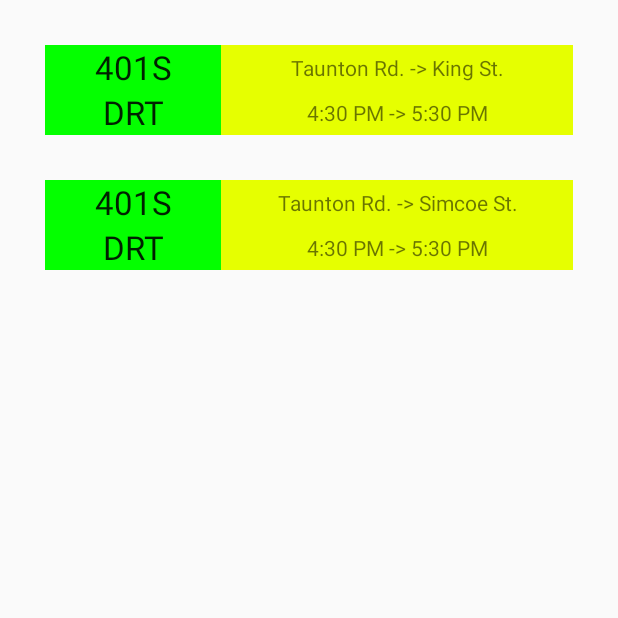
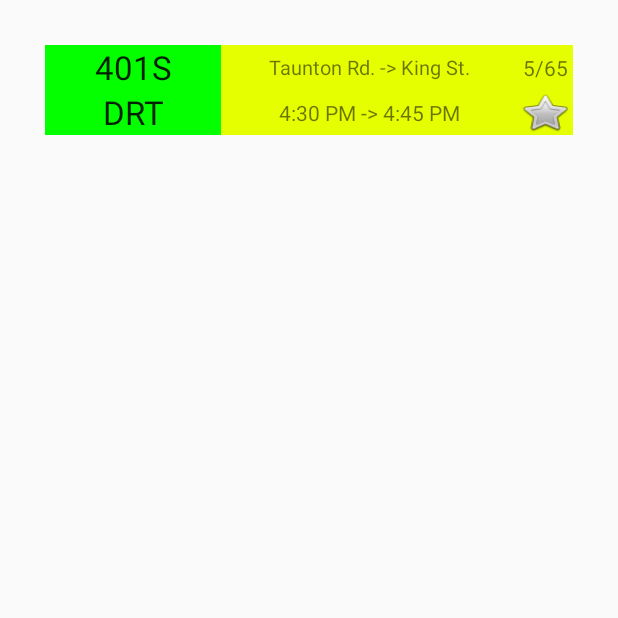
Before and after one commit to projecttemp/hci-android_prototype, an Android app: the Tab1Act screen opened directly, with no data from a screen before it, on a phone screen of 412 x 824 dp, the top half of it. Run offline under Robolectric (Android 15) with nearby library versions, the phone set to English and light mode, and no system bars.

Commit message:
Added sample function to add and delete favorites

```diff
--- a/app/src/main/java/app/bus/project/Tab1Act.java
+++ b/app/src/main/java/app/bus/project/Tab1Act.java
@@ -6,6 +6,7 @@ import android.os.Bundle;
 import android.util.Log;
 import android.view.Gravity;
 import android.view.View;
+import android.widget.Button;
 import android.widget.LinearLayout;
 import android.widget.TabHost;
 import android.widget.TextView;
@@ -13,6 +14,9 @@ import android.widget.Toast;
 
 public class Tab1Act extends Activity
 {
+    private static LinearLayout routeB;
+    private static View.OnClickListener eve;
+
     @Override
     public void onCreate(Bundle savedInstanceState)
     {
@@ -43,8 +47,8 @@ public class Tab1Act extends Activity
             }
         });
 
-        LinearLayout routeB = (LinearLayout)findViewById(R.id.routeB);
-        routeB.setOnClickListener(new View.OnClickListener() {
+        routeB = (LinearLayout)findViewById(R.id.routeB);
+        eve = new View.OnClickListener() {
             @Override
             public void onClick(View v) {
                 TextView stop = (TextView) findViewById(R.id.busStops2);
@@ -62,7 +66,29 @@ public class Tab1Act extends Activity
 
                 Tab2Act.updated = true;
                 Tab3Act.updated = true;
+
+                Front.switchTab(2);
             }
-        });
+        };
+        disableB();
+
+        Button favRemove = (Button) findViewById(R.id.favBtnRemove2);
+        View.OnClickListener btnEve = new View.OnClickListener() {
+            @Override
+            public void onClick(View v) {
+                disableB();
+            }
+        };
+        favRemove.setOnClickListener(btnEve);
+    }
+
+    public static void disableB() {
+        routeB.setVisibility(View.INVISIBLE);
+        routeB.setOnClickListener(null);
+    }
+
+    public static void enableB() {
+        routeB.setVisibility(View.VISIBLE);
+        routeB.setOnClickListener(eve);
     }
 }
--- a/app/src/main/java/app/bus/project/Tab3Act.java
+++ b/app/src/main/java/app/bus/project/Tab3Act.java
@@ -8,6 +8,7 @@ import android.view.Gravity;
 import android.view.View;
 import android.view.ViewGroup;
 import android.widget.ArrayAdapter;
+import android.widget.Button;
 import android.widget.LinearLayout;
 import android.widget.ScrollView;
 import android.widget.EditText;
@@ -35,6 +36,16 @@ public class Tab3Act extends Activity
         ArrayAdapter<String> adpRoute = new ArrayAdapter<String>(this, android.R.layout.simple_spinner_dropdown_item, Front.routeNum);
         spinRoute.setAdapter(adpRoute);
         spinRoute.setSelection(0);
+
+        Button favButton = (Button) findViewById(R.id.schBtnFav);
+        View.OnClickListener favEve = new View.OnClickListener() {
+            @Override
+            public void onClick(View v) {
+                Tab1Act.enableB();
+                Front.switchTab(0);
+            }
+        };
+        favButton.setOnClickListener(favEve);
 
         ScrollView timeListScroll = (ScrollView) findViewById(R.id.schTimeList);
         ScrollView.LayoutParams scrollParam = new ScrollView.LayoutParams(ViewGroup.LayoutParams.MATCH_PARENT, ViewGroup.LayoutParams.MATCH_PARENT);
--- a/app/src/main/res/layout/activity_tab1.xml
+++ b/app/src/main/res/layout/activity_tab1.xml
@@ -27,10 +27,10 @@
                 android:textAppearance="?android:attr/textAppearanceLarge"
                 android:text="401S"
                 android:id="@+id/busRouteNum1"
-                android:layout_weight="0.5"
                 android:textAlignment="center"
                 android:typeface="sans"
-                android:gravity="center_vertical" />
+                android:gravity="center_vertical"
+                android:layout_weight="0.5" />
 
             <TextView
                 android:layout_width="match_parent"
@@ -51,27 +51,62 @@
             android:layout_weight="0.6"
             android:background="#e6ff00">
 
-            <TextView
+            <LinearLayout
+                android:orientation="horizontal"
                 android:layout_width="match_parent"
                 android:layout_height="0dp"
+                android:layout_weight="0.5">
+
+                <TextView
+                    android:layout_width="0dp"
+                    android:layout_height="match_parent"
                     android:textAppearance="?android:attr/textAppearanceSmall"
                     android:text="Taunton Rd. -> King St."
                     android:id="@+id/busStops1"
                     android:gravity="center_vertical"
                     android:textAlignment="center"
                     android:typeface="sans"
-                android:layout_weight="0.5" />
+                    android:layout_weight="1.1"
+                    android:textSize="13dp" />
 
                 <TextView
+                    android:layout_width="0dp"
+                    android:layout_height="match_parent"
+                    android:textAppearance="?android:attr/textAppearanceSmall"
+                    android:text="5/65"
+                    android:id="@+id/busRouteCap1"
+                    android:textAlignment="center"
+                    android:typeface="sans"
+                    android:gravity="center_vertical"
+                    android:layout_weight="0.2" />
+            </LinearLayout>
+
+            <LinearLayout
+                android:orientation="horizontal"
                 android:layout_width="match_parent"
                 android:layout_height="0dp"
+                android:layout_weight="0.5">
+
+                <TextView
+                    android:layout_width="0dp"
+                    android:layout_height="match_parent"
                     android:textAppearance="?android:attr/textAppearanceSmall"
-                android:text="4:30 PM -> 5:30 PM"
+                    android:text="4:30 PM -> 4:45 PM"
                     android:id="@+id/busTimes1"
                     android:gravity="center_vertical"
                     android:textAlignment="center"
                     android:typeface="sans"
-                android:layout_weight="0.5" />
+                    android:layout_weight="1.1" />
+
+                <Button
+                    android:layout_width="0dp"
+                    android:layout_height="match_parent"
+                    android:id="@+id/favBtnRemove1"
+                    android:layout_weight="0.2"
+                    android:background="@android:drawable/btn_star_big_off"
+                    android:textAlignment="center"
+                    android:typeface="sans" />
+            </LinearLayout>
         </LinearLayout>
     </LinearLayout>
 
@@ -100,10 +135,10 @@
                 android:textAppearance="?android:attr/textAppearanceLarge"
                 android:text="401S"
                 android:id="@+id/busRouteNum2"
-                android:layout_weight="0.5"
                 android:textAlignment="center"
                 android:typeface="sans"
-                android:gravity="center_vertical" />
+                android:gravity="center_vertical"
+                android:layout_weight="0.5" />
 
             <TextView
                 android:layout_width="match_parent"
@@ -124,27 +159,62 @@
             android:layout_weight="0.6"
             android:background="#e6ff00">
 
-            <TextView
+            <LinearLayout
+                android:orientation="horizontal"
                 android:layout_width="match_parent"
                 android:layout_height="0dp"
+                android:layout_weight="0.5">
+
+                <TextView
+                    android:layout_width="0dp"
+                    android:layout_height="match_parent"
                     android:textAppearance="?android:attr/textAppearanceSmall"
-                android:text="Taunton Rd. -> Simcoe St."
+                    android:text="Taunton Rd. -> Kingston Rd."
                     android:id="@+id/busStops2"
                     android:gravity="center_vertical"
                     android:textAlignment="center"
                     android:typeface="sans"
-                android:layout_weight="0.5" />
+                    android:layout_weight="1.1"
+                    android:textSize="13dp" />
 
                 <TextView
+                    android:layout_width="0dp"
+                    android:layout_height="match_parent"
+                    android:textAppearance="?android:attr/textAppearanceSmall"
+                    android:text="5/65"
+                    android:id="@+id/busRouteCap2"
+                    android:textAlignment="center"
+                    android:typeface="sans"
+                    android:gravity="center_vertical"
+                    android:layout_weight="0.2" />
+            </LinearLayout>
+
+            <LinearLayout
+                android:orientation="horizontal"
                 android:layout_width="match_parent"
                 android:layout_height="0dp"
+                android:layout_weight="0.5">
+
+                <TextView
+                    android:layout_width="0dp"
+                    android:layout_height="match_parent"
                     android:textAppearance="?android:attr/textAppearanceSmall"
-                android:text="4:30 PM -> 5:30 PM"
+                    android:text="4:30 PM -> 5:10 PM"
                     android:id="@+id/busTimes2"
                     android:gravity="center_vertical"
                     android:textAlignment="center"
                     android:typeface="sans"
-                android:layout_weight="0.5" />
+                    android:layout_weight="1.1" />
+
+                <Button
+                    android:layout_width="0dp"
+                    android:layout_height="match_parent"
+                    android:id="@+id/favBtnRemove2"
+                    android:layout_weight="0.2"
+                    android:background="@android:drawable/btn_star_big_off"
+                    android:textAlignment="center"
+                    android:typeface="sans" />
             </LinearLayout>
         </LinearLayout>
     </LinearLayout>
+</LinearLayout>
--- a/app/src/main/res/layout/activity_tab3.xml
+++ b/app/src/main/res/layout/activity_tab3.xml
@@ -122,7 +122,16 @@
             android:orientation="horizontal"
             android:layout_width="0dp"
             android:layout_height="match_parent"
-            android:layout_weight="0.5"></LinearLayout>
+            android:layout_weight="0.5">
+
+            <Button
+                android:layout_width="30dp"
+                android:layout_height="match_parent"
+                android:id="@+id/schBtnFav"
+                android:textAlignment="center"
+                android:typeface="sans"
+                android:background="@android:drawable/btn_star_big_on" />
+        </LinearLayout>
 
         <TextView
             android:layout_width="0dp"
```
Lines whose indentation alone changed are shown as unchanged.
